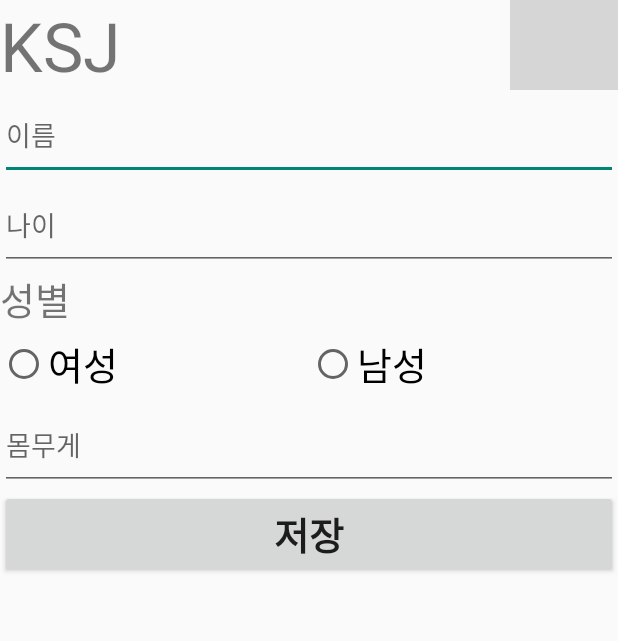
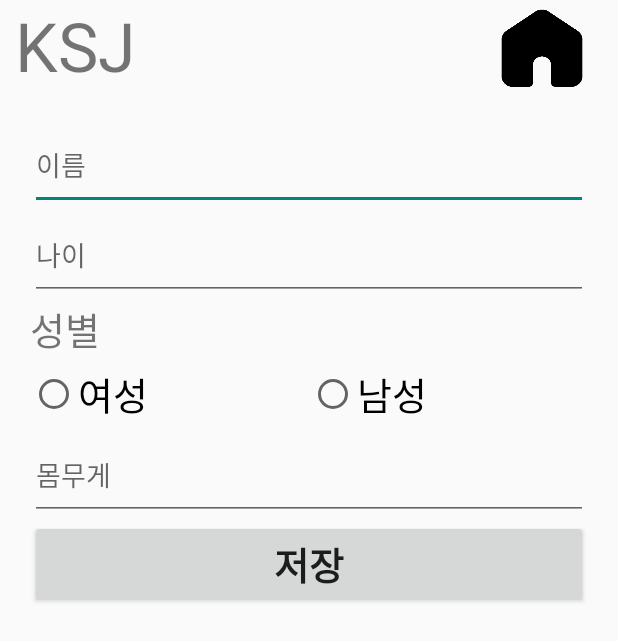
Before and after one commit to SeoJH27/2023_SCH_CapstoneDesign, an Android app built with Jetpack Compose: the layout personal_info_setting.xml on its own in the app's theme, with its tools: preview values and no code run, on a phone screen of 412 x 824 dp. Shown: the top 641 px of the screen. Run offline under Robolectric (Android 15) with nearby library versions, the phone set to English and light mode, and no system bars; grey boxes are pictures that could not be loaded.

Commit message:
UI 현재 처음 개인정보 입력, 홈, 설정 화면

```diff
--- a/app/src/main/res/layout/personal_info_setting.xml
+++ b/app/src/main/res/layout/personal_info_setting.xml
@@ -10,22 +10,31 @@
     <LinearLayout
         android:layout_width="match_parent"
         android:layout_height="60dp"
-        android:orientation="horizontal">
+        android:orientation="horizontal"
+        android:layout_marginLeft="10dp"
+        android:layout_marginRight="10dp">
 
         <android.widget.TextView
             android:id="@+id/appName"
-            android:layout_width="340dp"
+            android:layout_width="wrap_content"
             android:layout_height="wrap_content"
             android:text="KSJ"
-            android:textSize="45dp" />
+            android:textSize="45dp"
+            android:layout_marginRight="230dp"/>
 
         <android.widget.ImageButton
             android:id="@+id/imageButton"
-            android:layout_width="wrap_content"
-            android:layout_height="match_parent"
+            android:layout_width="match_parent"
+            android:layout_height="wrap_content"
             android:background="@drawable/home"
             android:contentDescription="btnhome"/>
     </LinearLayout>
+
+    <LinearLayout
+        android:layout_width="match_parent"
+        android:layout_height="match_parent"
+        android:orientation="vertical"
+        android:layout_margin="20dp">
 
         <EditText
             android:id="@+id/name"
@@ -101,5 +110,5 @@
             android:textSize="25dp"
             android:textStyle="bold"
             tools:ignore="HardcodedText,VisualLintButtonSize" />
-
     </LinearLayout>
+</LinearLayout>
--- a/app/src/main/res/layout/record.xml
+++ b/app/src/main/res/layout/record.xml
@@ -28,16 +28,15 @@
 
     <ScrollView
         android:layout_width="match_parent"
-        android:layout_height="500dp"
+        android:layout_height="wrap_content"
+        android:layout_weight="1"
         android:contentDescription="scroll">
-
     </ScrollView>
 
     <Button
         android:id="@+id/camera"
         android:layout_width="match_parent"
         android:layout_height="wrap_content"
-        android:drawableTop="@drawable/camera_resize"
         android:background="@color/white"
         android:text="사진찍기"
         android:textStyle="bold"
```
Also changed, not shown: app/src/main/res/layout/activity_main.xml (+6 -17 lines), app/src/main/res/drawable/home.gif (added), app/src/main/res/drawable/note.jpg (added), app/src/main/res/drawable/nuturient.jpg (added). Lines whose indentation alone changed are shown as unchanged.
